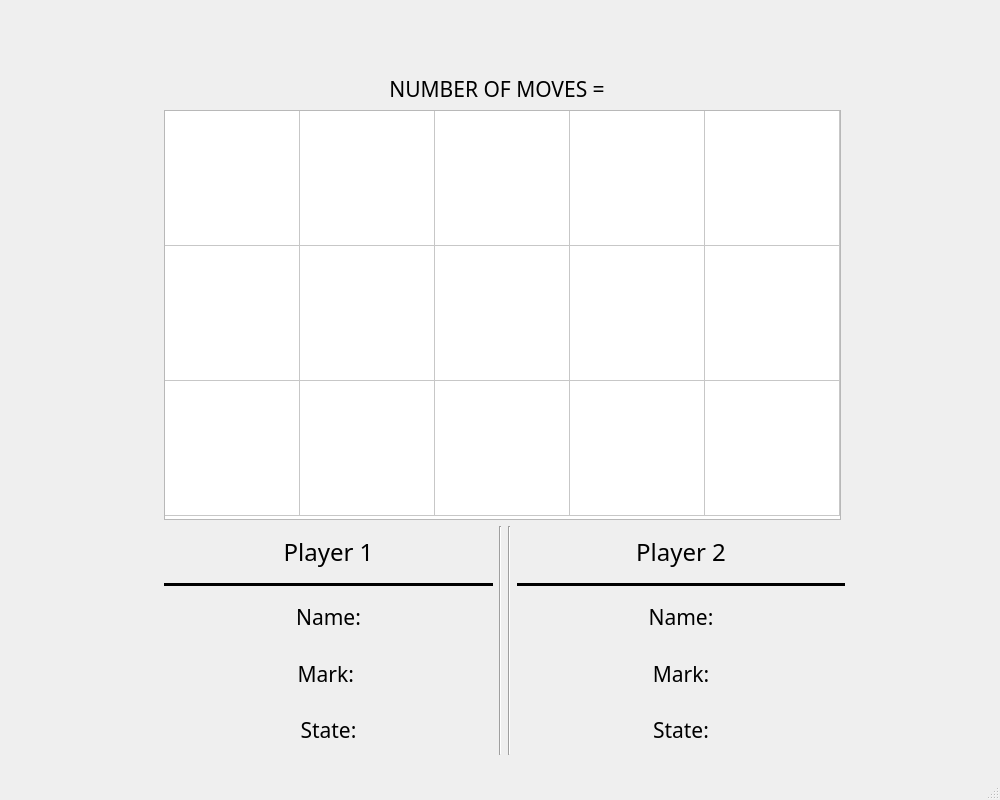
Before: the Qt Designer form mainwindow.ui in adhamhamdy3/Pyramid-Tic-Tac-Toe, drawn with Qt 5.
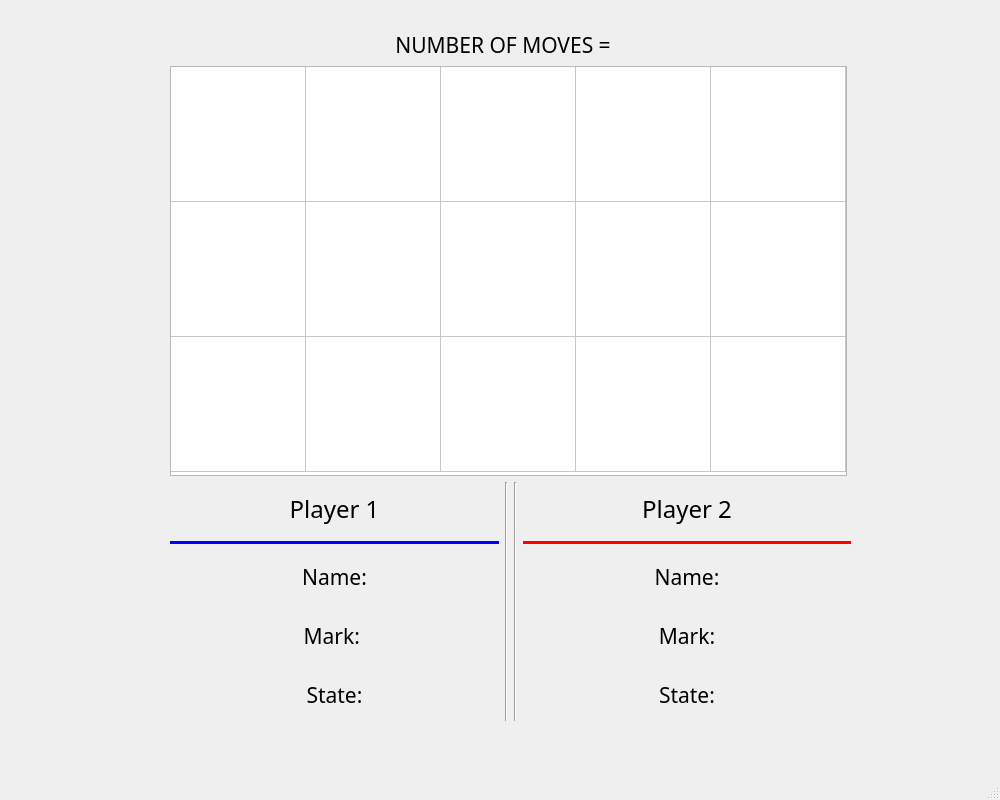
After: the same form once the commit is applied.

Diff of the .ui file:
```diff
--- a/mainwindow.ui
+++ b/mainwindow.ui
@@ -47,10 +47,10 @@
    <widget class="QWidget" name="layoutWidget">
     <property name="geometry">
      <rect>
-      <x>164</x>
-      <y>74</y>
+      <x>170</x>
+      <y>30</y>
       <width>681</width>
-      <height>681</height>
+      <height>691</height>
      </rect>
     </property>
     <layout class="QVBoxLayout" name="verticalLayout_4">
@@ -101,7 +101,7 @@
   border-radius: 5px;
 }
 
-hover {
+hover: {
 	background-color: transparent;
 }</string>
          </property>
@@ -166,6 +166,11 @@
            <string>New Column</string>
           </property>
          </column>
+         <item row="0" column="0">
+          <property name="text">
+           <string/>
+          </property>
+         </item>
         </widget>
        </item>
       </layout>
@@ -201,6 +206,9 @@
              <italic>false</italic>
             </font>
            </property>
+           <property name="styleSheet">
+            <string notr="true">color: blue;</string>
+           </property>
            <property name="frameShadow">
             <enum>QFrame::Shadow::Plain</enum>
            </property>
@@ -299,6 +307,9 @@
          </item>
          <item>
           <widget class="Line" name="line_2">
+           <property name="styleSheet">
+            <string notr="true">color: red;</string>
+           </property>
            <property name="frameShadow">
             <enum>QFrame::Shadow::Plain</enum>
            </property>
```
Left out of the diff: 2 changed lines with no effect on the pictures.
